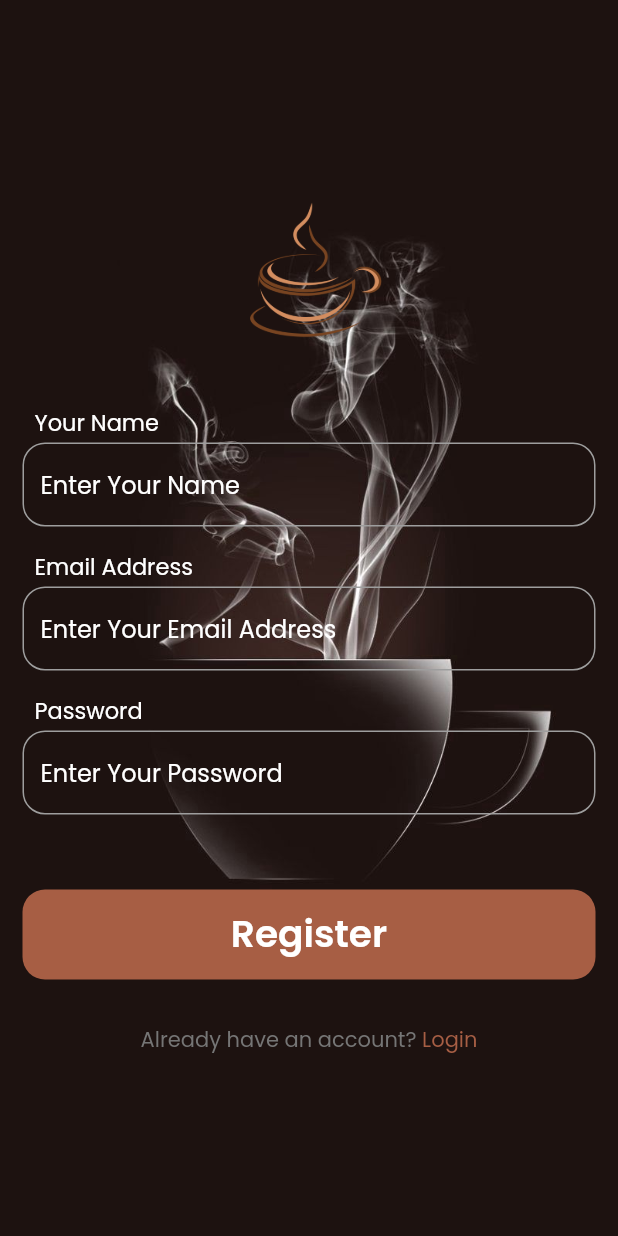
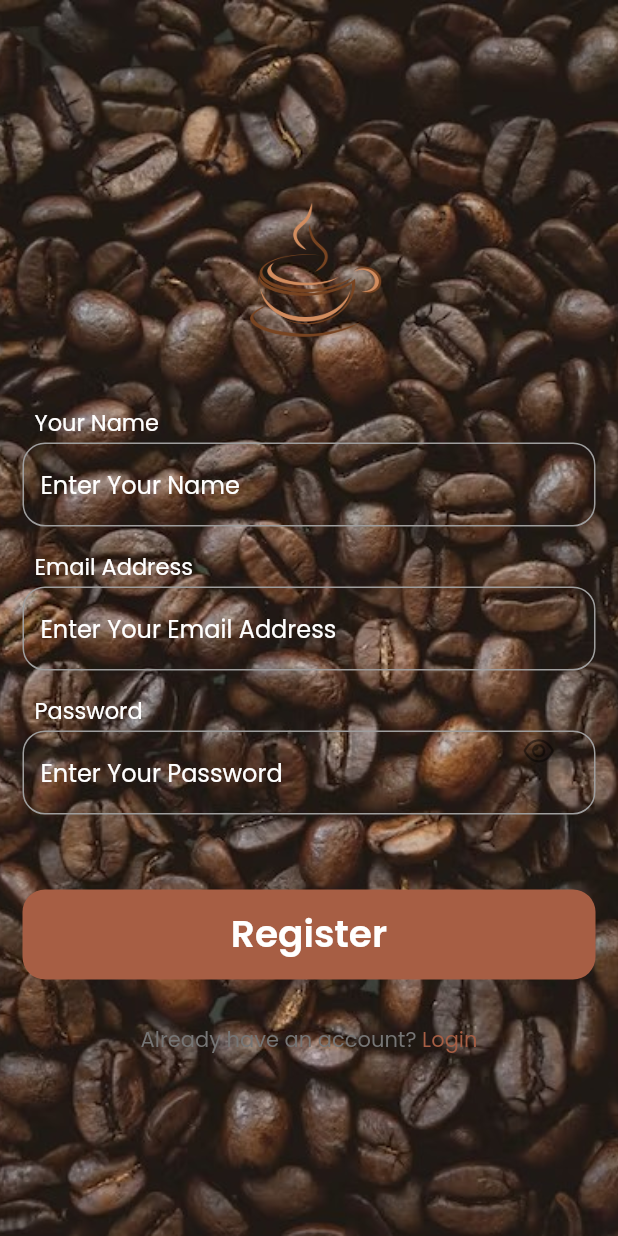
Before and after one commit to Abdullah359/Coffee-Planet, a Flutter app: the screen it shows after launch, on a phone screen of 412 x 824 dp. Run offline on Flutter 3.47's test engine with Material 2 defaults, Android fonts, the phone set to English and light mode, and no system bars; our stand-ins replace easy_splash_screen, font_awesome_flutter, google_fonts, lottie.

Commit message:
first commit

```diff
--- a/lib/Login_Signup/loginpage.dart
+++ b/lib/Login_Signup/loginpage.dart
@@ -16,7 +16,7 @@ class LoginPage extends StatelessWidget {
           body: Container(
             decoration: const BoxDecoration(
               image: DecorationImage(
-                  image: AssetImage('assets/images/coffee_bg.jpeg'),
+                  image: AssetImage('assets/images/img1.jpeg'),
                   fit: BoxFit.cover),
             ),
             child: Center(
@@ -46,7 +46,6 @@ class LoginPage extends StatelessWidget {
                                 // Email Text Field
                                 const MyTextFormField(
                                   textInputType: TextInputType.emailAddress,
-                                  obscureText: false,
                                   enableSuggestions: true,
                                   autocorrect: true,
                                   hintText: 'Enter Your Email Address',
@@ -60,7 +59,6 @@ class LoginPage extends StatelessWidget {
                                 // Password Text Field
                                 const MyTextFormField(
                                   textInputType: TextInputType.text,
-                                  obscureText: true,
                                   enableSuggestions: false,
                                   autocorrect: false,
                                   hintText: 'Enter Your Password',
--- a/lib/Login_Signup/signuppage.dart
+++ b/lib/Login_Signup/signuppage.dart
@@ -4,8 +4,20 @@ import 'package:flutter/gestures.dart';
 import 'package:flutter/material.dart';
 import 'package:google_fonts/google_fonts.dart';
 
-class SignupPage extends StatelessWidget {
+class SignupPage extends StatefulWidget {
   const SignupPage({super.key});
+
+  @override
+  State<SignupPage> createState() => _SignupPageState();
+}
+
+class _SignupPageState extends State<SignupPage> {
+  final GlobalKey<FormFieldState<String>> _passwordFieldKey =
+      GlobalKey<FormFieldState<String>>();
+
+  String? _password;
+  String? _email;
+  String? _name;
 
   @override
   Widget build(BuildContext context) {
@@ -16,7 +28,7 @@ class SignupPage extends StatelessWidget {
           body: Container(
             decoration: const BoxDecoration(
               image: DecorationImage(
-                  image: AssetImage('assets/images/coffee_bg.jpeg'),
+                  image: AssetImage('assets/images/img1.jpeg'),
                   fit: BoxFit.cover),
             ),
             child: Center(
@@ -44,38 +56,51 @@ class SignupPage extends StatelessWidget {
                               crossAxisAlignment: CrossAxisAlignment.start,
                               children: [
                                 // Name Text Field
-                                const MyTextFormField(
+                                MyTextFormField(
                                   textInputType: TextInputType.name,
-                                    obscureText: false,
                                   enableSuggestions: true,
                                   autocorrect: true,
                                   hintText: 'Enter Your Name',
-                                    fieldName: 'Your Name'),
+                                  fieldName: 'Your Name',
+                                  onFieldSubmitted: (String value) {
+                                    setState(() {
+                                      _name = value;
+                                    });
+                                  },
+                                ),
 
                                 const SizedBox(
                                   height: 15,
                                 ),
 
                                 // Email Text Field
-                                const MyTextFormField(
+                                MyTextFormField(
                                   textInputType: TextInputType.emailAddress,
-                                    obscureText: false,
                                   enableSuggestions: true,
                                   autocorrect: true,
                                   hintText: 'Enter Your Email Address',
-                                    fieldName: 'Email Address'),
+                                  fieldName: 'Email Address',
+                                  onFieldSubmitted: (String value) {
+                                    setState(() {
+                                      _email = value;
+                                    });
+                                  },
+                                ),
                                 const SizedBox(
                                   height: 15,
                                 ),
 
                                 // Password Text Field
-                                const MyTextFormField(
-                                    textInputType: TextInputType.text,
-                                    obscureText: true,
-                                    enableSuggestions: false,
-                                    autocorrect: false,
+                                MyPasswordFormField(
+                                  fieldKey: _passwordFieldKey,
+                                  fieldName: 'Password',
                                   hintText: 'Enter Your Password',
-                                    fieldName: 'Password'),
+                                  onFieldSubmitted: (String value) {
+                                    setState(() {
+                                      _password = value;
+                                    });
+                                  },
+                                ),
                                 const SizedBox(height: 50),
 
                                 Container(
--- a/lib/Navigations/Navigation_Tabs/homepage.dart
+++ b/lib/Navigations/Navigation_Tabs/homepage.dart
@@ -1,9 +1,9 @@
-import 'package:coffeeplanet/components/coffee_data_list_builder.dart';
-import 'package:coffeeplanet/components/snacks_data_list_builder.dart';
-import 'package:coffeeplanet/components/tea_data_list_builder.dart';
+import 'package:coffeeplanet/components/List_Builders/coffee_data_list_builder.dart';
+import 'package:coffeeplanet/components/List_Builders/tea_data_list_builder.dart';
 import 'package:flutter/gestures.dart';
 import 'package:flutter/material.dart';
 import 'package:google_fonts/google_fonts.dart';
+import '../../components/List_Builders/snacks_data_list_builder.dart';
 
 class HomePage extends StatelessWidget {
   const HomePage({super.key});
--- a/lib/components/snacks_data_list_builder.dart
+++ b/lib/components/List_Builders/snacks_data_list_builder.dart
@@ -1,8 +1,8 @@
 import 'package:coffeeplanet/components/data_listtile.dart';
 import 'package:flutter/material.dart';
-import '../Models/Data_Models/ProductDataModels.dart';
-import '../Models/Detail_Pages/SnackDetailPage.dart';
-import '../main.dart';
+import '../../Models/Data_Models/ProductDataModels.dart';
+import '../../Models/Detail_Pages/SnackDetailPage.dart';
+import '../../main.dart';
 
 class SnacksDataBuilder extends StatelessWidget {
   SnacksDataBuilder({super.key});
--- a/lib/components/tea_data_list_builder.dart
+++ b/lib/components/List_Builders/tea_data_list_builder.dart
@@ -1,8 +1,8 @@
 import 'package:coffeeplanet/components/data_listtile.dart';
 import 'package:flutter/material.dart';
-import '../Models/Data_Models/ProductDataModels.dart';
-import '../Models/Detail_Pages/TeaDetalPage.dart';
-import '../main.dart';
+import '../../Models/Data_Models/ProductDataModels.dart';
+import '../../Models/Detail_Pages/TeaDetalPage.dart';
+import '../../main.dart';
 
 class TeaDataBuilder extends StatelessWidget {
   TeaDataBuilder({super.key});
--- a/lib/components/my_textfield.dart
+++ b/lib/components/my_textfield.dart
@@ -1,20 +1,33 @@
 import 'package:flutter/material.dart';
+import 'package:font_awesome_flutter/font_awesome_flutter.dart';
 import 'package:google_fonts/google_fonts.dart';
 
-class MyTextFormField extends StatelessWidget {
+class MyTextFormField extends StatefulWidget {
   const MyTextFormField(
       {super.key,
       required this.fieldName,
       required this.hintText,
       required this.textInputType,
-      required this.obscureText,
       required this.enableSuggestions,
-      required this.autocorrect});
+      required this.autocorrect,
+      this.fieldKey,
+      this.onSaved,
+      this.validator,
+      this.onFieldSubmitted});
 
+  final Key? fieldKey;
+  final FormFieldSetter<String>? onSaved;
+  final FormFieldValidator<String>? validator;
+  final ValueChanged<String>? onFieldSubmitted;
   final TextInputType textInputType;
-  final bool obscureText, enableSuggestions, autocorrect;
+  final bool enableSuggestions, autocorrect;
   final String hintText, fieldName;
 
+  @override
+  State<MyTextFormField> createState() => _MyTextFormFieldState();
+}
+
+class _MyTextFormFieldState extends State<MyTextFormField> {
   @override
   Widget build(BuildContext context) {
     return Column(
@@ -23,7 +36,7 @@ class MyTextFormField extends StatelessWidget {
         Padding(
           padding: const EdgeInsets.only(left: 8.0),
           child: Text(
-            fieldName,
+            widget.fieldName,
             style: GoogleFonts.poppins(
                 color: Colors.white, fontSize: 15, fontWeight: FontWeight.w400),
           ),
@@ -33,12 +46,11 @@ class MyTextFormField extends StatelessWidget {
         ),
         TextFormField(
           style: GoogleFonts.poppins(color: Colors.white),
-          keyboardType: textInputType,
-          obscureText: obscureText,
-          enableSuggestions: enableSuggestions,
-          autocorrect: autocorrect,
+          keyboardType: widget.textInputType,
+          enableSuggestions: widget.enableSuggestions,
+          autocorrect: widget.autocorrect,
           decoration: InputDecoration(
-            hintText: hintText,
+            hintText: widget.hintText,
             hintStyle: GoogleFonts.poppins(color: Colors.white),
             isDense: true,
             focusedBorder: OutlineInputBorder(
@@ -56,3 +68,84 @@ class MyTextFormField extends StatelessWidget {
     );
   }
 }
+
+class MyPasswordFormField extends StatefulWidget {
+  const MyPasswordFormField(
+      {super.key,
+      required this.fieldName,
+      required this.hintText,
+      this.fieldKey,
+      this.onSaved,
+      this.validator,
+      this.onFieldSubmitted});
+
+  final Key? fieldKey;
+  final FormFieldSetter<String>? onSaved;
+  final FormFieldValidator<String>? validator;
+  final ValueChanged<String>? onFieldSubmitted;
+  final String hintText, fieldName;
+
+  @override
+  State<MyPasswordFormField> createState() => _MyPasswordFormFieldState();
+}
+
+class _MyPasswordFormFieldState extends State<MyPasswordFormField> {
+  bool _obscureText = true;
+
+  @override
+  Widget build(BuildContext context) {
+    return Column(
+      children: [
+        Padding(
+          padding: const EdgeInsets.only(left: 8.0),
+          child: Align(
+            alignment: Alignment.bottomLeft,
+            child: Text(
+              widget.fieldName,
+              style: GoogleFonts.poppins(
+                  color: Colors.white,
+                  fontSize: 15,
+                  fontWeight: FontWeight.w400),
+            ),
+          ),
+        ),
+        const SizedBox(
+          height: 2,
+        ),
+        TextFormField(
+          key: widget.fieldKey,
+          style: GoogleFonts.poppins(color: Colors.white),
+          keyboardType: TextInputType.text,
+          obscureText: _obscureText,
+          onSaved: widget.onSaved,
+          validator: widget.validator,
+          onFieldSubmitted: widget.onFieldSubmitted,
+          decoration: InputDecoration(
+            hintText: widget.hintText,
+            hintStyle: GoogleFonts.poppins(color: Colors.white),
+            isDense: true,
+            suffixIcon: GestureDetector(
+              onTap: () {
+                setState(() {
+                  _obscureText = !_obscureText;
+                });
+              },
+              child: FaIcon(_obscureText
+                  ? FontAwesomeIcons.eye
+                  : FontAwesomeIcons.eyeSlash),
+            ),
+            focusedBorder: OutlineInputBorder(
+                borderRadius: BorderRadius.circular(15),
+                borderSide:
+                    const BorderSide(color: Color(0xffa75e44), width: 2)),
+            enabledBorder: OutlineInputBorder(
+              borderSide: const BorderSide(color: Colors.grey),
+              borderRadius: BorderRadius.circular(15),
+            ),
+          ),
+          cursorColor: Colors.grey[300],
+        ),
+      ],
+    );
+  }
+}
```
Also changed, not shown: lib/components/List_Builders/coffee_data_list_builder.dart (renamed from lib/components/coffee_data_list_builder.dart, +4 -4 lines), assets/images/img.jpeg (added), assets/images/img1.jpeg (added). Lines whose indentation alone changed are shown as unchanged.
